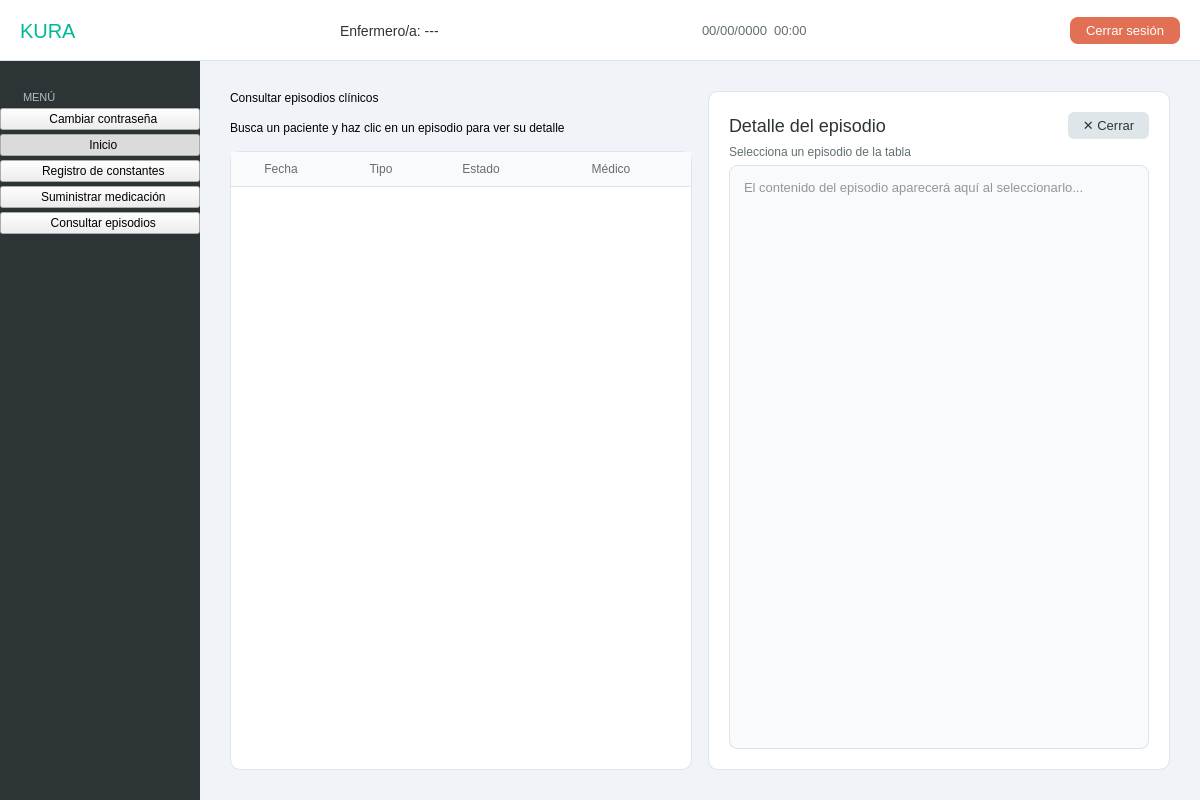
Old version of the form src/vista/Ui/VistaEnfermero.ui in the repository hgarcg04/software-engineering.
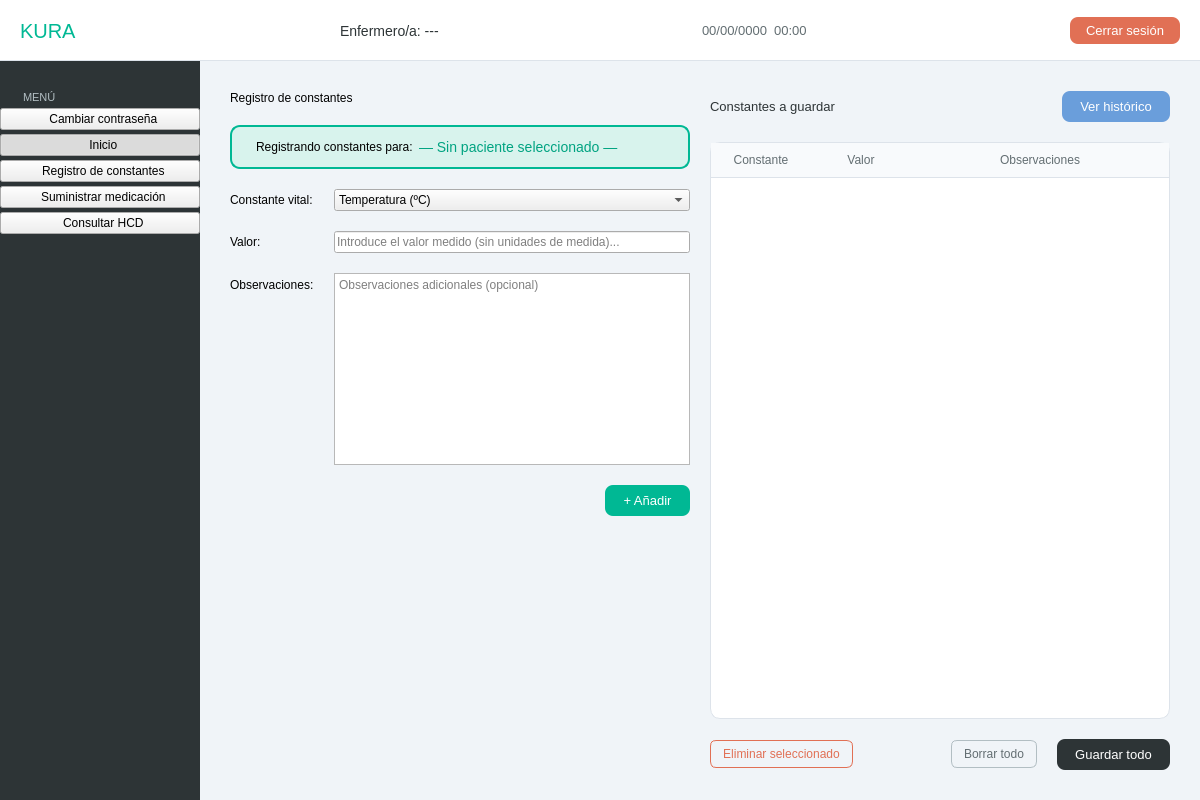
New version of the form. The open tabs and pages were chosen to show the change.

Patch:
```diff
--- a/src/vista/Ui/VistaEnfermero.ui
+++ b/src/vista/Ui/VistaEnfermero.ui
@@ -491,7 +491,7 @@
          <item>
           <widget class="QPushButton" name="btn_nav_episodios">
            <property name="text">
-            <string>  Consultar episodios</string>
+            <string>  Consultar HCD</string>
            </property>
            <property name="checkable">
             <bool>true</bool>
@@ -1355,162 +1355,6 @@
           </item>
          </layout>
         </widget>
-        <widget class="QWidget" name="page_episodios">
-         <layout class="QHBoxLayout" name="episodiosOuterLayout">
-          <property name="spacing">
-           <number>16</number>
-          </property>
-          <property name="leftMargin">
-           <number>30</number>
-          </property>
-          <property name="topMargin">
-           <number>30</number>
-          </property>
-          <property name="rightMargin">
-           <number>30</number>
-          </property>
-          <property name="bottomMargin">
-           <number>30</number>
-          </property>
-          <item>
-           <layout class="QVBoxLayout" name="episodiosListLayout">
-            <item>
-             <widget class="QLabel" name="lbl_section_title">
-              <property name="text">
-               <string>Consultar episodios clínicos</string>
-              </property>
-             </widget>
-            </item>
-            <item>
-             <widget class="QLabel" name="lbl_section_sub">
-              <property name="text">
-               <string>Busca un paciente y haz clic en un episodio para ver su detalle</string>
-              </property>
-             </widget>
-            </item>
-            <item>
-             <layout class="QHBoxLayout">
-              <item>
-               <spacer>
-                <property name="orientation">
-                 <enum>Qt::Horizontal</enum>
-                </property>
-                <property name="sizeHint" stdset="0">
-                 <size>
-                  <width>0</width>
-                  <height>0</height>
-                 </size>
-                </property>
-               </spacer>
-              </item>
-             </layout>
-            </item>
-            <item>
-             <widget class="QTableWidget" name="tabla_episodios">
-              <property name="editTriggers">
-               <set>QAbstractItemView::NoEditTriggers</set>
-              </property>
-              <property name="selectionBehavior">
-               <enum>QAbstractItemView::SelectRows</enum>
-              </property>
-              <property name="columnCount">
-               <number>4</number>
-              </property>
-              <attribute name="horizontalHeaderStretchLastSection">
-               <bool>true</bool>
-              </attribute>
-              <column>
-               <property name="text">
-                <string>Fecha</string>
-               </property>
-              </column>
-              <column>
-               <property name="text">
-                <string>Tipo</string>
-               </property>
-              </column>
-              <column>
-               <property name="text">
-                <string>Estado</string>
-               </property>
-              </column>
-              <column>
-               <property name="text">
-                <string>Médico</string>
-               </property>
-              </column>
-             </widget>
-            </item>
-           </layout>
-          </item>
-          <item>
-           <widget class="QFrame" name="frame_detalle_episodio">
-            <layout class="QVBoxLayout" name="detalleLayout">
-             <property name="leftMargin">
-              <number>20</number>
-             </property>
-             <property name="topMargin">
-              <number>20</number>
-             </property>
-             <property name="rightMargin">
-              <number>20</number>
-             </property>
-             <property name="bottomMargin">
-              <number>20</number>
-             </property>
-             <item>
-              <layout class="QHBoxLayout">
-               <item>
-                <widget class="QLabel" name="lbl_detalle_titulo">
-                 <property name="text">
-                  <string>Detalle del episodio</string>
-                 </property>
-                </widget>
-               </item>
-               <item>
-                <spacer>
-                 <property name="orientation">
-                  <enum>Qt::Horizontal</enum>
-                 </property>
-                 <property name="sizeHint" stdset="0">
-                  <size>
-                   <width>0</width>
-                   <height>0</height>
-                  </size>
-                 </property>
-                </spacer>
-               </item>
-               <item>
-                <widget class="QPushButton" name="btn_cerrar_detalle">
-                 <property name="text">
-                  <string>✕ Cerrar</string>
-                 </property>
-                </widget>
-               </item>
-              </layout>
-             </item>
-             <item>
-              <widget class="QLabel" name="lbl_detalle_sub">
-               <property name="text">
-                <string>Selecciona un episodio de la tabla</string>
-               </property>
-              </widget>
-             </item>
-             <item>
-              <widget class="QTextEdit" name="txt_detalle_episodio">
-               <property name="readOnly">
-                <bool>true</bool>
-               </property>
-               <property name="placeholderText">
-                <string>El contenido del episodio aparecerá aquí al seleccionarlo...</string>
-               </property>
-              </widget>
-             </item>
-            </layout>
-           </widget>
-          </item>
-         </layout>
-        </widget>
         <widget class="QWidget" name="page_detalles">
          <layout class="QVBoxLayout" name="detallesLayout">
           <property name="leftMargin">
```
Left out of the diff: 120 changed lines with no effect on the pictures.
